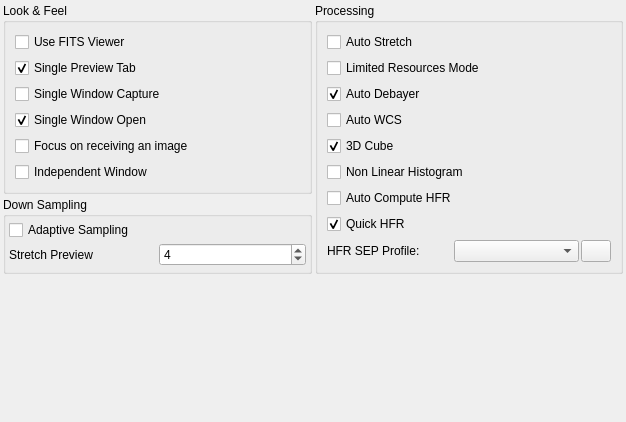
Qt form kstars-astropi/kstars/fitsviewer/opsfits.ui (Andre87osx/AstroPi-system) before a commit.
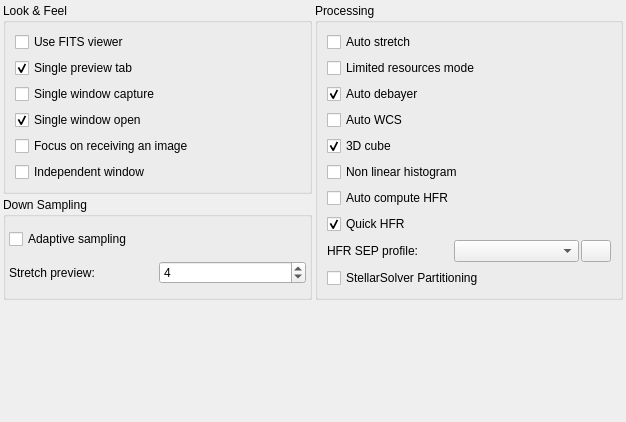
The same form after that commit.

What changed in the file:
```diff
--- a/kstars-astropi/kstars/fitsviewer/opsfits.ui
+++ b/kstars-astropi/kstars/fitsviewer/opsfits.ui
@@ -51,7 +51,7 @@
              <string>Automatically display received images in the FITS Viewer</string>
             </property>
             <property name="text">
-             <string>Use FITS Viewer</string>
+             <string>Use FITS viewer</string>
             </property>
            </widget>
           </item>
@@ -67,7 +67,7 @@
              <string/>
             </property>
             <property name="text">
-             <string>Single Preview Tab</string>
+             <string>Single preview tab</string>
             </property>
             <property name="checked">
              <bool>true</bool>
@@ -83,7 +83,7 @@
              <string/>
             </property>
             <property name="text">
-             <string>Single Window Capture</string>
+             <string>Single window capture</string>
             </property>
             <property name="checked">
              <bool>false</bool>
@@ -99,7 +99,7 @@
              <string/>
             </property>
             <property name="text">
-             <string>Single Window Open</string>
+             <string>Single window open</string>
             </property>
             <property name="checked">
              <bool>true</bool>
@@ -122,7 +122,7 @@
              <string>Make FITS Viewer window independent from KStars</string>
             </property>
             <property name="text">
-             <string>Independent Window</string>
+             <string>Independent window</string>
             </property>
            </widget>
           </item>
@@ -156,7 +156,7 @@
              <string>&lt;html&gt;&lt;head/&gt;&lt;body&gt;&lt;p&gt;Automatically down sample images based on available resources.&lt;/p&gt;&lt;/body&gt;&lt;/html&gt;</string>
             </property>
             <property name="text">
-             <string>Adaptive Sampling</string>
+             <string>Adaptive sampling</string>
             </property>
            </widget>
           </item>
@@ -166,7 +166,7 @@
              <string>Set the coarseness of the preview shown when sliding the fitsviewer's stretch parameter sliders. 1 is full resolution, but can be slow, 4 would be coarse resolution and fast.</string>
             </property>
             <property name="text">
-             <string>Stretch Preview</string>
+             <string>Stretch preview:</string>
             </property>
            </widget>
           </item>
@@ -203,7 +203,7 @@
            <string>Always apply auto stretch to images in FITS Viewer</string>
           </property>
           <property name="text">
-           <string>Auto Stretch</string>
+           <string>Auto stretch</string>
           </property>
          </widget>
         </item>
@@ -213,7 +213,7 @@
            <string>&lt;html&gt;&lt;head/&gt;&lt;body&gt;&lt;p&gt;Enable limited resource mode to turn off any resource-intensive operations:&lt;/p&gt;&lt;ul style=&quot;margin-top: 0px; margin-bottom: 0px; margin-left: 0px; margin-right: 0px; -qt-list-indent: 1;&quot;&gt;&lt;li style=&quot; margin-top:12px; margin-bottom:0px; margin-left:0px; margin-right:0px; -qt-block-indent:0; text-indent:0px;&quot;&gt;&lt;span style=&quot; font-weight:600;&quot;&gt;Auto Debayer&lt;/span&gt;: Bayered images will not be debayered. Only grayscale images are shown.&lt;/li&gt;&lt;li style=&quot; margin-top:0px; margin-bottom:0px; margin-left:0px; margin-right:0px; -qt-block-indent:0; text-indent:0px;&quot;&gt;&lt;span style=&quot; font-weight:600;&quot;&gt;Auto WCS&lt;/span&gt;: World Coordinate System data will not be processed. WCS maps sky coordinates to image coordinates. Equatorial grid lines, object identification, and telescope slew within an image are disabled.&lt;/li&gt;&lt;li style=&quot; margin-top:0px; margin-bottom:12px; margin-left:0px; margin-right:0px; -qt-block-indent:0; text-indent:0px;&quot;&gt;&lt;span style=&quot; font-weight:600;&quot;&gt;3D Cube&lt;/span&gt;: RGB images will not be processed. Only grayscale images are shown.&lt;/li&gt;&lt;/ul&gt;&lt;/body&gt;&lt;/html&gt;</string>
           </property>
           <property name="text">
-           <string>Limited Resources Mode</string>
+           <string>Limited resources mode</string>
           </property>
          </widget>
         </item>
@@ -223,7 +223,7 @@
            <string>Automatically debayer captured image if it contains a bayer pattern</string>
           </property>
           <property name="text">
-           <string>Auto Debayer</string>
+           <string>Auto debayer</string>
           </property>
           <property name="checked">
            <bool>true</bool>
@@ -246,7 +246,7 @@
            <string>Process 3D (RGB) FITS images. If unchecked, only first channel is processed.</string>
           </property>
           <property name="text">
-           <string>3D Cube</string>
+           <string>3D cube</string>
           </property>
           <property name="checked">
            <bool>true</bool>
@@ -259,7 +259,7 @@
            <string>&lt;html&gt;&lt;head/&gt;&lt;body&gt;&lt;p&gt;Display histogram for the stretched non-linear image.&lt;/p&gt;&lt;/body&gt;&lt;/html&gt;</string>
           </property>
           <property name="text">
-           <string>Non Linear Histogram</string>
+           <string>Non linear histogram</string>
           </property>
          </widget>
         </item>
@@ -269,7 +269,7 @@
            <string>Compute the HFR of images loaded into fitsviewer.</string>
           </property>
           <property name="text">
-           <string>Auto Compute HFR</string>
+           <string>Auto compute HFR</string>
           </property>
           <property name="checked">
            <bool>false</bool>
@@ -300,7 +300,7 @@
              <string>Set the StellarSolver SEP profile for Capture-image HFR calculations.</string>
             </property>
             <property name="text">
-             <string>HFR SEP Profile:</string>
+             <string>HFR SEP profile:</string>
             </property>
            </widget>
           </item>
@@ -322,6 +322,19 @@
           </item>
          </layout>
         </item>
+        <item>
+         <widget class="QCheckBox" name="kcfg_StellarSolverPartition">
+          <property name="toolTip">
+            <string>Enable StellarSolver partition. Partitions the image in multiple threads to speed up detecting stars. This may significantly speed up source extraction but may result in unstable operation.</string>
+          </property>
+          <property name="text">
+           <string>StellarSolver Partitioning</string>
+          </property>
+          <property name="checked">
+           <bool>false</bool>
+          </property>
+         </widget>
+        </item>
        </layout>
       </widget>
      </item>
```
Left out of the diff: 2 changed lines with no effect on the pictures.
